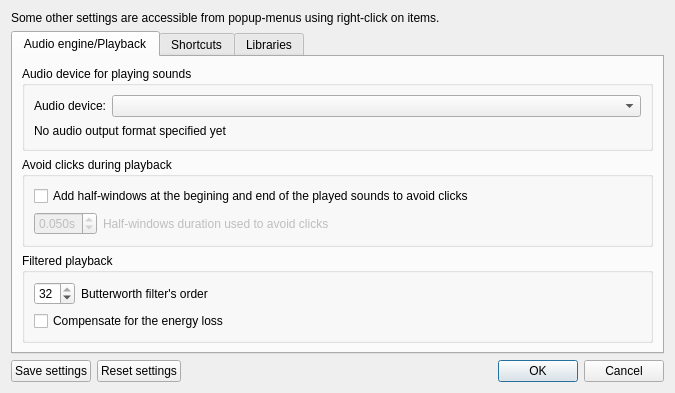
Before: the Qt Designer form src/wdialogsettings.ui in gillesdegottex/dfasma, drawn with Qt 5.
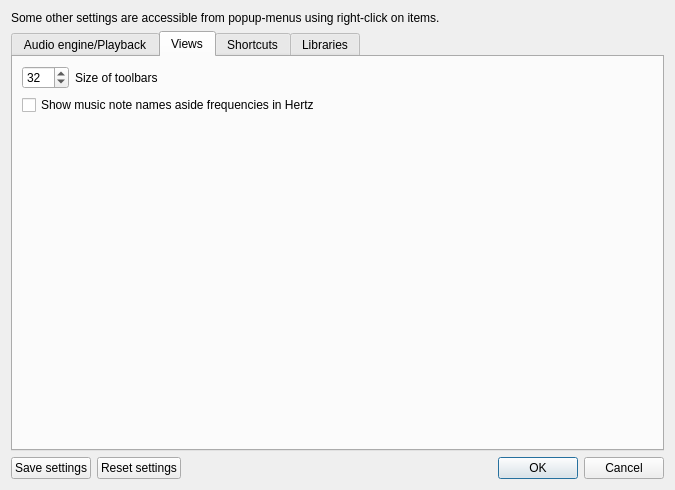
After: the same form once the commit is applied. The open tabs and pages were chosen to show the change.

Commit message: Add view options

Diff of the .ui file:
```diff
--- a/src/wdialogsettings.ui
+++ b/src/wdialogsettings.ui
@@ -7,7 +7,7 @@
     <x>0</x>
     <y>0</y>
     <width>675</width>
-    <height>386</height>
+    <height>490</height>
    </rect>
   </property>
   <property name="windowTitle">
@@ -183,6 +183,63 @@
        </item>
       </layout>
      </widget>
+     <widget class="QWidget" name="tab_2">
+      <attribute name="title">
+       <string>Views</string>
+      </attribute>
+      <layout class="QVBoxLayout" name="verticalLayout_4">
+       <item>
+        <layout class="QHBoxLayout" name="horizontalLayout_6">
+         <item>
+          <widget class="QSpinBox" name="sbToolBarSizes">
+           <property name="minimum">
+            <number>8</number>
+           </property>
+           <property name="maximum">
+            <number>128</number>
+           </property>
+           <property name="value">
+            <number>32</number>
+           </property>
+          </widget>
+         </item>
+         <item>
+          <widget class="QLabel" name="label_4">
+           <property name="sizePolicy">
+            <sizepolicy hsizetype="MinimumExpanding" vsizetype="Preferred">
+             <horstretch>0</horstretch>
+             <verstretch>0</verstretch>
+            </sizepolicy>
+           </property>
+           <property name="text">
+            <string>Size of toolbars</string>
+           </property>
+          </widget>
+         </item>
+        </layout>
+       </item>
+       <item>
+        <widget class="QCheckBox" name="cbShowMusicNoteNames">
+         <property name="text">
+          <string>Show music note names aside frequencies in Hertz</string>
+         </property>
+        </widget>
+       </item>
+       <item>
+        <spacer name="verticalSpacer">
+         <property name="orientation">
+          <enum>Qt::Vertical</enum>
+         </property>
+         <property name="sizeHint" stdset="0">
+          <size>
+           <width>20</width>
+           <height>262</height>
+          </size>
+         </property>
+        </spacer>
+       </item>
+      </layout>
+     </widget>
      <widget class="QWidget" name="tab">
       <attribute name="title">
        <string>Shortcuts</string>
```
Left out of the diff: 34 changed lines with no effect on the pictures. The commit also changes 10 other files.
